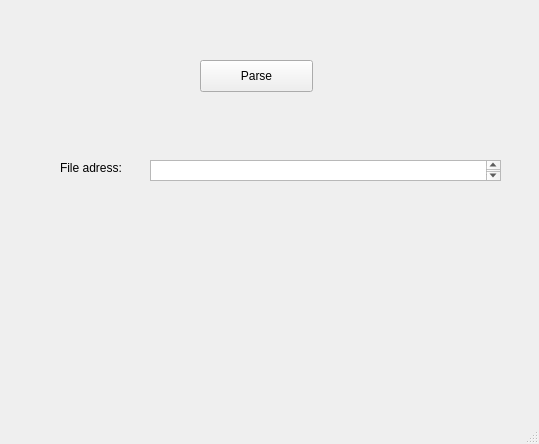
This is mainwindow.ui in kataloy/file-parser as Qt 5 draws it before an edit. The edited form follows.
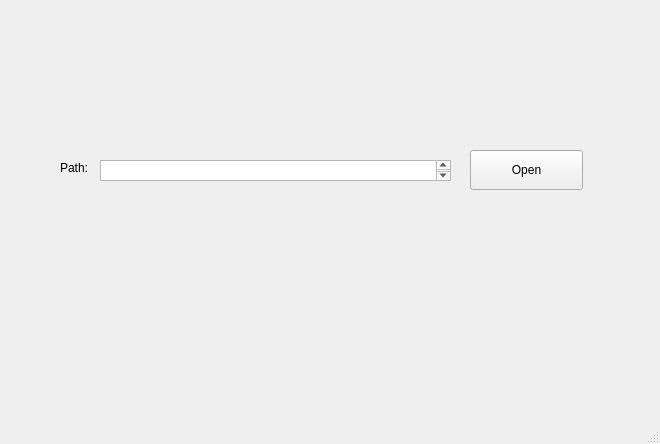
This is the edited form.

The edit to the form file:
```diff
--- a/mainwindow.ui
+++ b/mainwindow.ui
@@ -6,7 +6,7 @@
    <rect>
     <x>0</x>
     <y>0</y>
-    <width>539</width>
+    <width>660</width>
     <height>444</height>
    </rect>
   </property>
@@ -17,20 +17,20 @@
    <widget class="QPushButton" name="btn_parse">
     <property name="geometry">
      <rect>
-      <x>200</x>
-      <y>60</y>
+      <x>470</x>
+      <y>150</y>
       <width>113</width>
-      <height>32</height>
+      <height>40</height>
      </rect>
     </property>
     <property name="text">
-     <string>Parse</string>
+     <string>Open</string>
     </property>
    </widget>
    <widget class="QTextEdit" name="file_adress">
     <property name="geometry">
      <rect>
-      <x>150</x>
+      <x>100</x>
       <y>160</y>
       <width>351</width>
       <height>21</height>
@@ -47,7 +47,7 @@
      </rect>
     </property>
     <property name="text">
-     <string>File adress:</string>
+     <string>Path:</string>
     </property>
    </widget>
   </widget>
```
Left out of the diff: 2 changed lines with no effect on the pictures.
